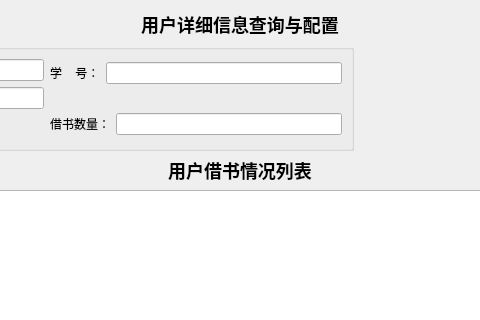
ocean0117/library-manage-by-mysql-qt, file LibraryManageByMysqlQt/userdetailwindow.ui: the form before one commit; both pictures show x 271 to 751 and y 0 to 320 of the 950 by 921 pixel window.
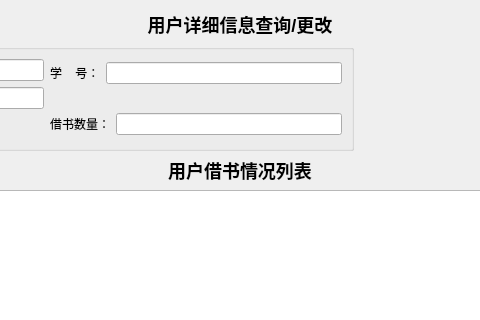
The form after the commit.

Diff of the .ui file:
```diff
--- a/LibraryManageByMysqlQt/userdetailwindow.ui
+++ b/LibraryManageByMysqlQt/userdetailwindow.ui
@@ -42,7 +42,7 @@
    <item row="0" column="2" colspan="2">
     <widget class="QLabel" name="label">
      <property name="text">
-      <string>&lt;html&gt;&lt;head/&gt;&lt;body&gt;&lt;p&gt;&lt;span style=&quot; font-size:x-large; font-weight:600;&quot;&gt;用户详细信息查询与配置&lt;/span&gt;&lt;/p&gt;&lt;/body&gt;&lt;/html&gt;</string>
+      <string>&lt;html&gt;&lt;head/&gt;&lt;body&gt;&lt;p&gt;&lt;span style=&quot; font-size:x-large; font-weight:600;&quot;&gt;用户详细信息查询/更改&lt;/span&gt;&lt;/p&gt;&lt;/body&gt;&lt;/html&gt;</string>
      </property>
      <property name="alignment">
       <set>Qt::AlignCenter</set>
```
